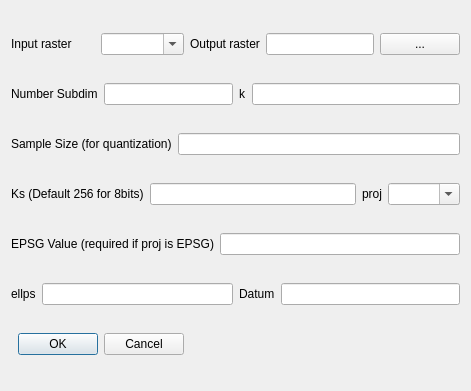
Old version of the form pqkmeans_clustering/pqkmeans_clustering_dialog_base.ui in the repository arngolo/pqkmeans-qgis-plugin.
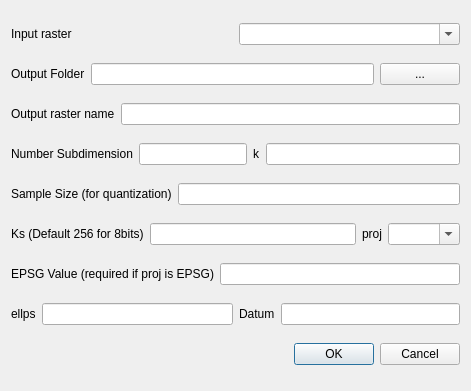
New version of the form. Custom widgets are drawn as their Qt base class.

Commit message: output raster function, get input str, get projection str

What changed in the file:
```diff
--- a/pqkmeans_clustering/pqkmeans_clustering_dialog_base.ui
+++ b/pqkmeans_clustering/pqkmeans_clustering_dialog_base.ui
@@ -32,14 +32,14 @@
      </item>
     </layout>
    </item>
-   <item row="0" column="1">
-    <layout class="QHBoxLayout" name="horizontalLayout_14">
+   <item row="1" column="0">
+    <layout class="QHBoxLayout" name="horizontalLayout_15">
      <item>
       <layout class="QHBoxLayout" name="horizontalLayout_11">
        <item>
         <widget class="QLabel" name="label_2">
          <property name="text">
-          <string>Output raster</string>
+          <string>Output Folder</string>
          </property>
         </widget>
        </item>
@@ -49,7 +49,7 @@
       </layout>
      </item>
      <item>
-      <widget class="QPushButton" name="pushButton">
+      <widget class="QPushButton" name="outputButton">
        <property name="text">
         <string>...</string>
        </property>
@@ -57,14 +57,28 @@
      </item>
     </layout>
    </item>
-   <item row="1" column="0" colspan="2">
+   <item row="2" column="0">
+    <layout class="QHBoxLayout" name="horizontalLayout_14">
+     <item>
+      <widget class="QLabel" name="label_11">
+       <property name="text">
+        <string>Output raster name</string>
+       </property>
+      </widget>
+     </item>
+     <item>
+      <widget class="QLineEdit" name="outputRaster"/>
+     </item>
+    </layout>
+   </item>
+   <item row="3" column="0">
     <layout class="QHBoxLayout" name="horizontalLayout_10">
      <item>
       <layout class="QHBoxLayout" name="horizontalLayout_8">
        <item>
         <widget class="QLabel" name="label_3">
          <property name="text">
-          <string>Number Subdim</string>
+          <string>Number Subdimension</string>
          </property>
         </widget>
        </item>
@@ -97,7 +111,7 @@
      </item>
     </layout>
    </item>
-   <item row="2" column="0" colspan="2">
+   <item row="4" column="0">
     <layout class="QHBoxLayout" name="horizontalLayout_7">
      <item>
       <widget class="QLabel" name="label_6">
@@ -115,7 +129,7 @@
      </item>
     </layout>
    </item>
-   <item row="3" column="0" colspan="2">
+   <item row="5" column="0">
     <layout class="QHBoxLayout" name="horizontalLayout_6">
      <item>
       <layout class="QHBoxLayout" name="horizontalLayout_4">
@@ -158,7 +172,7 @@
      </item>
     </layout>
    </item>
-   <item row="4" column="0" colspan="2">
+   <item row="6" column="0">
     <layout class="QHBoxLayout" name="horizontalLayout_3">
      <item>
       <widget class="QLabel" name="label_8">
@@ -176,7 +190,7 @@
      </item>
     </layout>
    </item>
-   <item row="5" column="0" colspan="2">
+   <item row="7" column="0">
     <layout class="QHBoxLayout" name="horizontalLayout_13">
      <item>
       <layout class="QHBoxLayout" name="horizontalLayout_2">
@@ -216,7 +230,7 @@
      </item>
     </layout>
    </item>
-   <item row="6" column="0">
+   <item row="8" column="0">
     <widget class="QDialogButtonBox" name="button_box">
      <property name="orientation">
       <enum>Qt::Horizontal</enum>
```
Left out of the diff: 4 changed lines with no effect on the pictures. The commit also changes 2 other files.
